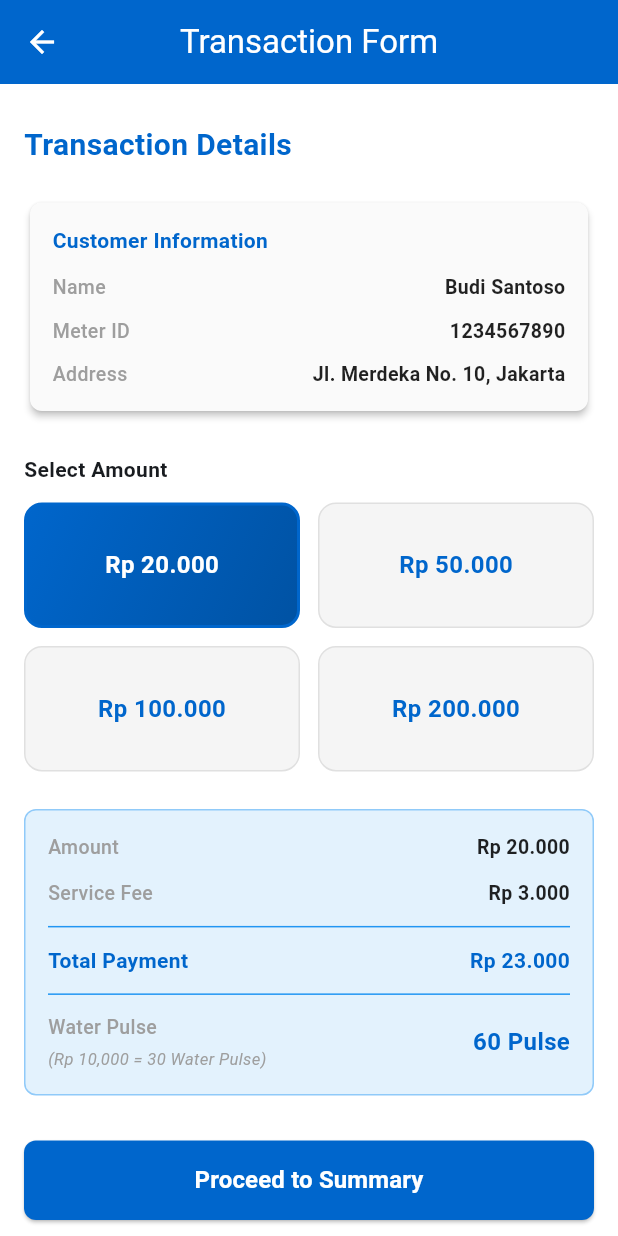
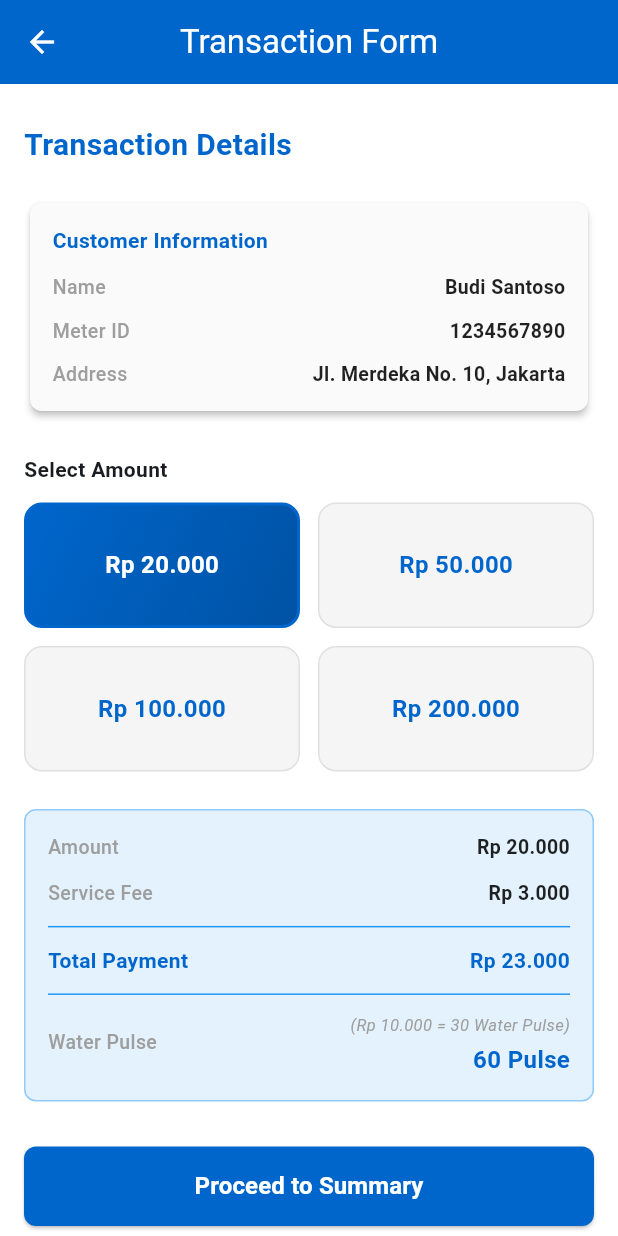
Before and after one commit to gedeDarma/Next-Meter-App, a Flutter app: the TransactionFormScreen screen opened directly with sample values from the repository, on a phone screen of 412 x 824 dp. Run offline on Flutter 3.47's test engine with Material 3 defaults, Android fonts, the phone set to English and light mode, and no system bars; our stand-ins replace hive, hive_flutter; missing offline and left inert: mobile_scanner; accounts and stored records are empty.

Commit message:
Add setting features and sync with transactions also add pdf share receipt

```diff
--- a/lib/screens/transaction_form_screen.dart
+++ b/lib/screens/transaction_form_screen.dart
@@ -2,6 +2,8 @@ import 'package:flutter/material.dart';
 import '../models/customer.dart';
 import '../services/transaction_service.dart';
 import 'transaction_summary_screen.dart';
+import 'package:hive_flutter/hive_flutter.dart';
+import '../models/app_settings.dart';
 
 class TransactionFormScreen extends StatefulWidget {
   final Customer customer;
@@ -156,7 +158,7 @@ class _TransactionFormScreenState extends State<TransactionFormScreen> {
                           mainAxisAlignment: MainAxisAlignment.center,
                           children: [
                             Text(
-                              'Rp ${(amount ~/ 1000)}.000',
+                              TransactionService.formatRupiah(amount.toDouble()),
                               style: TextStyle(
                                 fontSize: 16,
                                 fontWeight: FontWeight.bold,
@@ -172,7 +174,13 @@ class _TransactionFormScreenState extends State<TransactionFormScreen> {
               ),
               const SizedBox(height: 25),
               // The duplicate Container has been removed.
-                    Container(
+                    ValueListenableBuilder<Box<AppSettings>>(
+                      valueListenable: Hive.box<AppSettings>('settings').listenable(),
+                      builder: (context, settingsBox, _) {
+                        final serviceFee = TransactionService.serviceFee.toDouble();
+                        final waterPulse = TransactionService.calculateElectricPulse(_selectedAmount.toDouble());
+                        final totalPayment = _selectedAmount.toDouble() + serviceFee;
+                        return Container(
                           padding: const EdgeInsets.all(15),
                       decoration: BoxDecoration(
                         color: Colors.blue.shade50,
@@ -215,9 +223,9 @@ class _TransactionFormScreenState extends State<TransactionFormScreen> {
                                   fontWeight: FontWeight.w500,
                                 ),
                               ),
-                              const Text(
-                                'Rp 3.000',
-                                style: TextStyle(
+                              Text(
+                                TransactionService.formatRupiah(TransactionService.serviceFee.toDouble()),
+                                style: const TextStyle(
                                   fontSize: 13,
                                   fontWeight: FontWeight.w600,
                                   color: Colors.black87,
@@ -240,7 +248,7 @@ class _TransactionFormScreenState extends State<TransactionFormScreen> {
                                 ),
                               ),
                               Text(
-                                TransactionService.formatRupiah((_selectedAmount + 3000).toDouble()),
+                                TransactionService.formatRupiah((_selectedAmount + TransactionService.serviceFee).toDouble()),
                                 style: const TextStyle(
                                   fontSize: 14,
                                   fontWeight: FontWeight.bold,
@@ -255,9 +263,9 @@ class _TransactionFormScreenState extends State<TransactionFormScreen> {
                           Row(
                             mainAxisAlignment: MainAxisAlignment.spaceBetween,
                             children: [
-                              const Column(
+                              Column(
                                 crossAxisAlignment: CrossAxisAlignment.start,
-                                children: [
+                                children: const [
                                   Text(
                                     'Water Pulse',
                                     style: TextStyle(
@@ -267,18 +275,22 @@ class _TransactionFormScreenState extends State<TransactionFormScreen> {
                                     ),
                                   ),
                                   SizedBox(height: 4),
+                                ],
+                              ),
+                              Column(
+                                crossAxisAlignment: CrossAxisAlignment.end,
+                                children: [
                                   Text(
-                                    '(Rp 10,000 = 30 Water Pulse)',
-                                    style: TextStyle(
+                                    '(${TransactionService.pulseFormulaText()})',
+                                    style: const TextStyle(
                                       fontSize: 11,
                                       color: Colors.grey,
                                       fontStyle: FontStyle.italic,
                                     ),
                                   ),
-                                ],
-                              ),
+                                  const SizedBox(height: 4),
                                   Text(
-                                '$_waterPulse Pulse',
+                                    '${waterPulse} Pulse',
                                     style: const TextStyle(
                                       fontSize: 16,
                                       fontWeight: FontWeight.bold,
@@ -289,6 +301,10 @@ class _TransactionFormScreenState extends State<TransactionFormScreen> {
                               ),
                             ],
                           ),
+                        ],
+                      ),
+                    );
+                  },
                 ),
               const SizedBox(height: 30),
               SizedBox(
--- a/lib/services/transaction_service.dart
+++ b/lib/services/transaction_service.dart
@@ -1,11 +1,14 @@
 import 'dart:math';
+import 'package:hive/hive.dart';
+import '../models/app_settings.dart';
 
 class TransactionService {
-  // Fixed service fee for every transaction (Rp)
-  static const int serviceFee = 3000;
-  // Calculate water pulse: Rp 10,000 = 30 pulses
+  // Fixed service fee sourced from settings
+  static int get serviceFee => _getSettings().serviceFee;
+  // Calculate water pulse using settings (baseAmount -> pulsesPerBase)
   static int calculateElectricPulse(double amountInRupiah) {
-    return ((amountInRupiah / 10000) * 30).toInt();
+    final s = _getSettings();
+    return ((amountInRupiah / s.baseAmount) * s.pulsesPerBase).toInt();
   }
 
   // Generate unique transaction ID
@@ -28,8 +31,9 @@ class TransactionService {
     return '${token.substring(0, 4)}-${token.substring(4, 8)}-${token.substring(8, 12)}-${token.substring(12, 16)}-${token.substring(16, 20)}';
   }
 
-  // Format currency in Rupiah
+  // Format currency with symbol from settings
   static String formatRupiah(double amount) {
+    final symbol = _getSettings().currencySymbol;
     final formatter = amount.toStringAsFixed(0);
     final parts = <String>[];
     for (int i = formatter.length - 1; i >= 0; i -= 3) {
@@ -37,13 +41,14 @@ class TransactionService {
       parts.insert(0, formatter.substring(start, i + 1));
       if (start == 0) break;
     }
-    return 'Rp ${parts.join('.')}';
+    return '$symbol ${parts.join('.')}';
   }
 
-  // Same as formatRupiah but without the 'Rp ' prefix.
+  // Same as formatRupiah but without the currency symbol prefix
   static String formatRupiahValue(double amount) {
     final full = formatRupiah(amount);
-    return full.replaceFirst(RegExp(r'^Rp\s*'), '');
+    final symbol = _getSettings().currencySymbol;
+    return full.replaceFirst(RegExp('^${RegExp.escape(symbol)}\\s*'), '');
   }
 
   // Format date time
@@ -64,4 +69,20 @@ class TransactionService {
     ];
     return '${dateTime.day} ${months[dateTime.month - 1]} ${dateTime.year} ${dateTime.hour.toString().padLeft(2, '0')}:${dateTime.minute.toString().padLeft(2, '0')}:${dateTime.second.toString().padLeft(2, '0')}';
   }
+
+  static AppSettings _getSettings() {
+    final box = Hive.box<AppSettings>('settings');
+    return box.get('app') ?? AppSettings(
+      currencySymbol: 'Rp',
+      serviceFee: 3000,
+      baseAmount: 10000,
+      pulsesPerBase: 30,
+    );
+  }
+
+  static String pulseFormulaText() {
+    final s = _getSettings();
+    final baseStr = formatRupiahValue(s.baseAmount.toDouble());
+    return '${s.currencySymbol} $baseStr = ${s.pulsesPerBase} Water Pulse';
+  }
 }
--- a/pubspec.yaml
+++ b/pubspec.yaml
@@ -36,6 +36,9 @@ dependencies:
   hive: ^2.2.3
   hive_flutter: ^1.1.0
   url_launcher: ^6.3.0
+  path_provider: ^2.1.3
+  pdf: ^3.10.7
+  printing: ^5.13.4
 
 dev_dependencies:
   flutter_test:
```
Also changed, not shown: lib/main.dart (+13 -0 lines), lib/models/app_settings.dart (added, +61 -0 lines), lib/screens/home_screen.dart (+7 -0 lines), lib/screens/settings_screen.dart (added, +172 -0 lines), lib/services/backup_service.dart (added, +69 -0 lines), pubspec.lock, 9 other files. Lines whose indentation alone changed are shown as unchanged.
